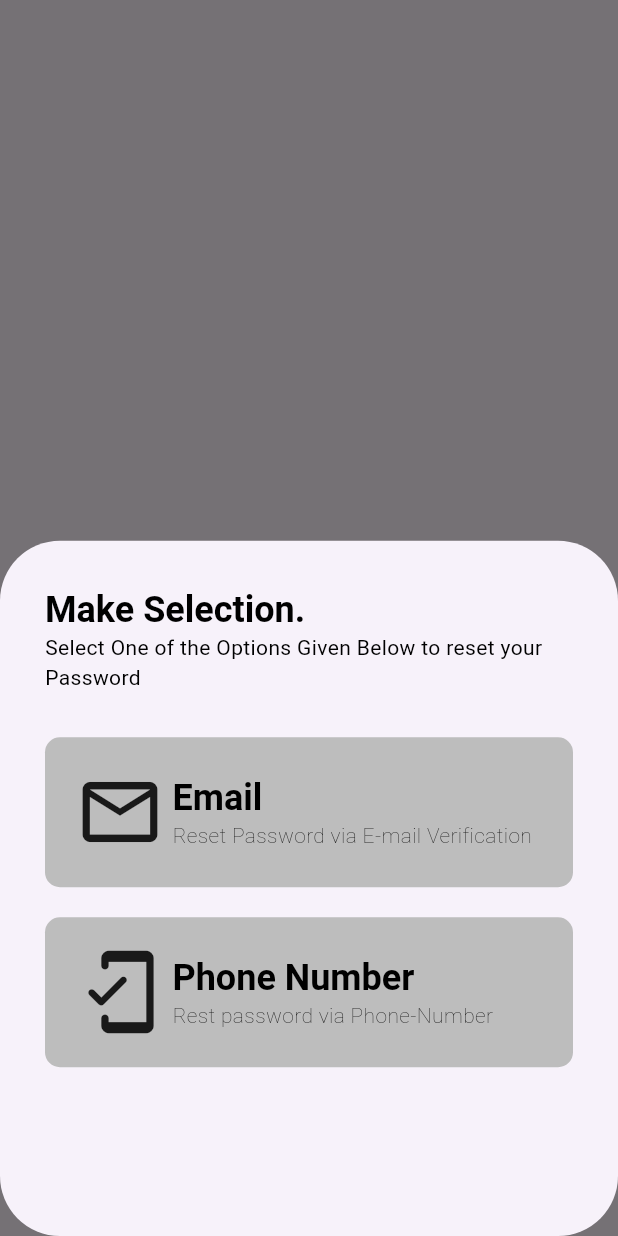
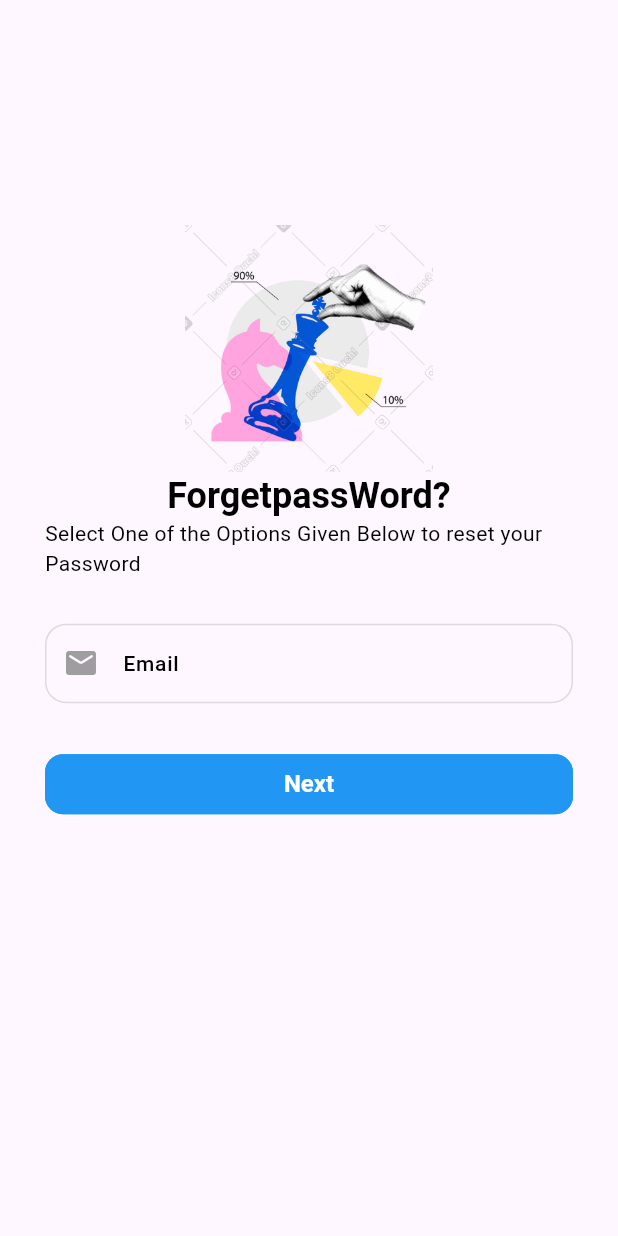
Before and after one commit to KHALEDKHLYAN/firebase_flutter, a Flutter app: what forgetPasswordContainer() shows on an empty page, opened directly, after a tap on "Email", on a phone screen of 412 x 824 dp. Run offline on Flutter 3.47's test engine with Material 3 defaults, Android fonts, the phone set to English and light mode, and no system bars; our stand-ins replace flutter_otp_text_field, get, google_fonts.

Commit message:
Updated DashBord

```diff
--- a/lib/main.dart
+++ b/lib/main.dart
@@ -1,6 +1,6 @@
 import 'package:firebase_flutter/src/utils/theme/theme.dart';
 import 'package:flutter/material.dart';
-import 'package:get/get_navigation/src/root/get_material_app.dart';
+import 'package:get/get.dart';
 import 'src/features/authentication/screens/welcome/welcome_screen.dart';
 
 void main() {
@@ -18,6 +18,8 @@ class MyApp extends StatelessWidget {
       theme: AppTheme.lightTheme,
       darkTheme: AppTheme.darkTheme,
       themeMode: ThemeMode.system,
+      defaultTransition: Transition.leftToRightWithFade,
+      transitionDuration: Duration(microseconds: 500),
       home: WelcomeScreen(),
     );
   }
--- a/lib/src/common_widgets/form/form_header_widgets.dart
+++ b/lib/src/common_widgets/form/form_header_widgets.dart
@@ -5,19 +5,24 @@ class FormHeaderWidgets extends StatelessWidget {
       {super.key,
       required this.image,
       required this.title,
-      required this.subTitle});
+      required this.subTitle,
+      this.crossAxisAlignment = CrossAxisAlignment.start,
+      this.heightBetween,
+      this.imageHeight = 0.2});
 
   final String image, title, subTitle;
+  final CrossAxisAlignment crossAxisAlignment;
+  final double? heightBetween;
+  final double imageHeight;
 
   @override
   Widget build(BuildContext context) {
     final size = MediaQuery.of(context).size;
     return Column(
-      crossAxisAlignment: CrossAxisAlignment.start,
       children: [
         Image(
           image: AssetImage(image),
-          height: 0.2 * size.height,
+          height: size.height*imageHeight,
         ),
         Text(
           title,
--- a/lib/src/constants/image_string.dart
+++ b/lib/src/constants/image_string.dart
@@ -4,3 +4,4 @@
 const String splashTopIcon = 'assets/images/knight_yellow.png';
 const String splashImage = 'assets/images/chess_players.png';
 const String googleLogo = 'assets/logo/google.png';
+const String forgetPasswordImage = 'assets/images/flotting.png';
--- a/lib/src/constants/text_strings.dart
+++ b/lib/src/constants/text_strings.dart
@@ -20,3 +20,8 @@ const String resetPasswordViaEmail = 'Reset Password via E-mail Verification';
 const String restPasswordviaPhone = 'Rest password via Phone-Number';
 const String forgetPhoneSubTitle = 'Enter Your registered Phone Number to receive OTP';
 const String forgetEmailSubTitle = 'Enter Your registered Email to receive OTP';
+
+//O-T-P
+const String otpTitle = 'CO\nDE';
+const String otpSubTitle = 'Verification.';
+const String otpMessage = 'Enter The code sent at. .';
--- /dev/null
+++ b/lib/src/features/authentication/screens/forgetpassword/forgetpassword_email/forget_password_mail_screen.dart
@@ -0,0 +1,56 @@
+// ignore_for_file: prefer_const_literals_to_create_immutables
+
+import 'package:firebase_flutter/src/constants/sizes.dart';
+import 'package:firebase_flutter/src/constants/text_strings.dart';
+import 'package:flutter/material.dart';
+import 'package:get/get.dart';
+import '../../../../../common_widgets/form/form_header_widgets.dart';
+import '../../../../../constants/image_string.dart';
+import '../forget_password_otp/otp_page_screen.dart';
+
+class ForgetPasswordMailScreen extends StatelessWidget {
+  const ForgetPasswordMailScreen({super.key});
+
+  @override
+  Widget build(BuildContext context) {
+    return Scaffold(
+      body: SingleChildScrollView(
+        child: Container(
+          padding: EdgeInsets.all(defaultSizes),
+          child: Column(
+            children: [
+              SizedBox(
+                height: defaultSizes * 4,
+              ),
+              FormHeaderWidgets(
+                image: forgetPasswordImage,
+                title: forgetPassWordText,
+                subTitle: forgetPassWordSubTitle,
+                crossAxisAlignment: CrossAxisAlignment.center,
+                heightBetween: 30,
+              ),
+              SizedBox(height: formHeight),
+              Form(
+                  child: Column(
+                children: [
+                  TextFormField(
+                    decoration: InputDecoration(
+                      label: Text(emailText),
+                      prefixIcon: Icon(Icons.mail_rounded),
+                    ),
+                  ),
+                  SizedBox(height: formHeight),
+                  SizedBox(
+                      width: double.infinity,
+                      child: ElevatedButton(
+                          onPressed: () => Get.to(() => OtpPageScreen()),
+                          child: Text("Next")))
+                ],
+              ))
+            ],
+          ),
+        ),
+      ),
+    );
+  }
+}
--- a/lib/src/features/authentication/screens/login/widgets/login_form.dart
+++ b/lib/src/features/authentication/screens/login/widgets/login_form.dart
@@ -3,7 +3,6 @@
 import 'package:flutter/material.dart';
 import '../../../../../constants/sizes.dart';
 import '../../../../../constants/text_strings.dart';
-import '../../forgetpassword/forgetpassword_option/forget_password_btn.dart';
 import '../../forgetpassword/forgetpassword_option/forget_password_screen.dart';
 
 class LoginForm extends StatefulWidget {
--- a/pubspec.yaml
+++ b/pubspec.yaml
@@ -15,6 +15,7 @@ dependencies:
   google_fonts: ^6.2.1
   flutter_native_splash: ^2.4.3
   get: ^4.6.6
+  flutter_otp_text_field: ^1.3.0
 
 dev_dependencies:
   flutter_test:
```
Also changed, not shown: lib/src/features/authentication/screens/forgetpassword/forget_password_otp/otp_page_screen.dart (added, +51 -0 lines), lib/src/features/authentication/screens/forgetpassword/forgetpassword_option/forget_password_screen.dart (+7 -11 lines), pubspec.lock.
